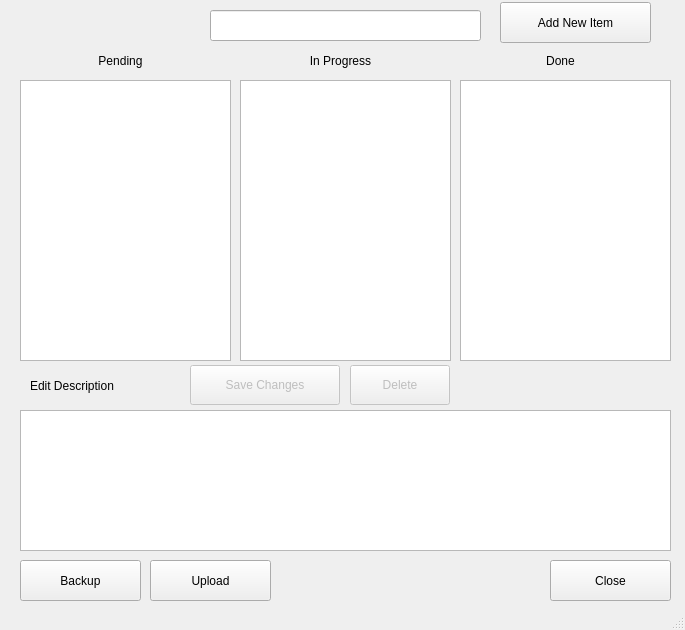
Above: UI/ToDoApp.ui from Mazchoo/ToDoQt before the change. Below: the same form after it.
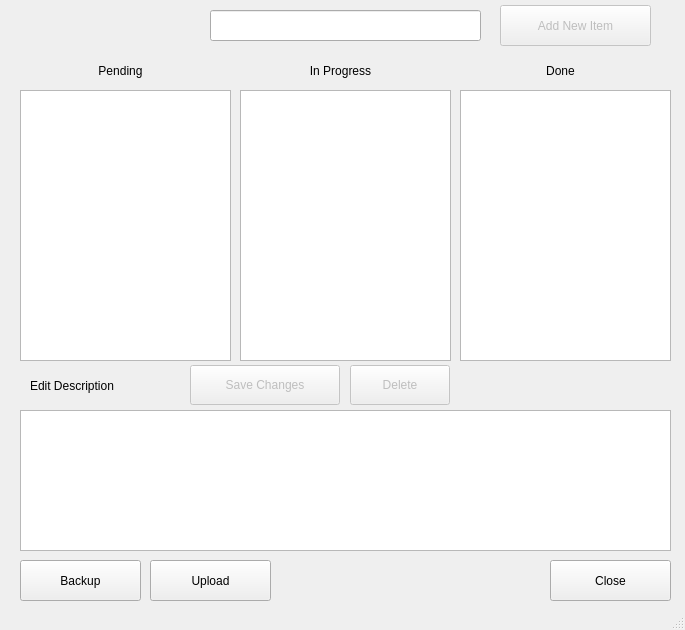
That is the form after the change.

Patch:
```diff
--- a/UI/ToDoApp.ui
+++ b/UI/ToDoApp.ui
@@ -27,10 +27,13 @@
   </property>
   <widget class="QWidget" name="centralwidget">
    <widget class="QPushButton" name="addNewTask_pushButton">
+    <property name="enabled">
+     <bool>false</bool>
+    </property>
     <property name="geometry">
      <rect>
       <x>500</x>
-      <y>2</y>
+      <y>5</y>
       <width>151</width>
       <height>41</height>
      </rect>
@@ -59,9 +62,9 @@
     <property name="geometry">
      <rect>
       <x>20</x>
-      <y>80</y>
+      <y>90</y>
       <width>211</width>
-      <height>281</height>
+      <height>271</height>
      </rect>
     </property>
     <property name="palette">
@@ -106,9 +109,9 @@
     <property name="geometry">
      <rect>
       <x>240</x>
-      <y>80</y>
+      <y>90</y>
       <width>211</width>
-      <height>281</height>
+      <height>271</height>
      </rect>
     </property>
    </widget>
@@ -116,9 +119,9 @@
     <property name="geometry">
      <rect>
       <x>460</x>
-      <y>80</y>
+      <y>90</y>
       <width>211</width>
-      <height>281</height>
+      <height>271</height>
      </rect>
     </property>
     <property name="palette">
@@ -179,7 +182,7 @@
     <property name="geometry">
      <rect>
       <x>20</x>
-      <y>50</y>
+      <y>60</y>
       <width>201</width>
       <height>21</height>
      </rect>
@@ -195,7 +198,7 @@
     <property name="geometry">
      <rect>
       <x>240</x>
-      <y>50</y>
+      <y>60</y>
       <width>201</width>
       <height>21</height>
      </rect>
@@ -211,7 +214,7 @@
     <property name="geometry">
      <rect>
       <x>460</x>
-      <y>50</y>
+      <y>60</y>
       <width>201</width>
       <height>21</height>
      </rect>
```
Left out of the diff: 2 changed lines with no effect on the pictures.
